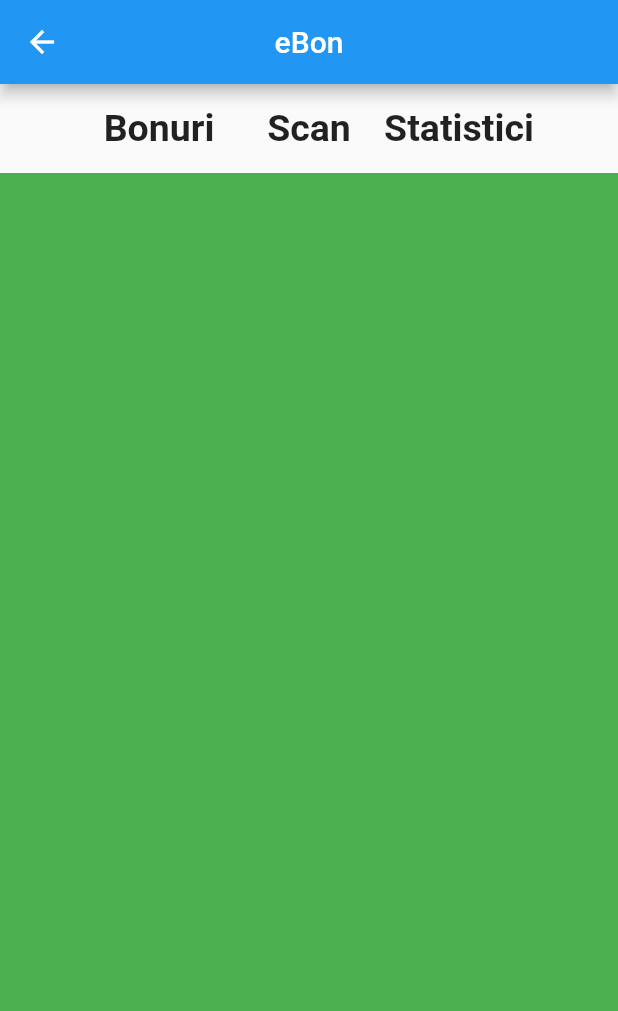
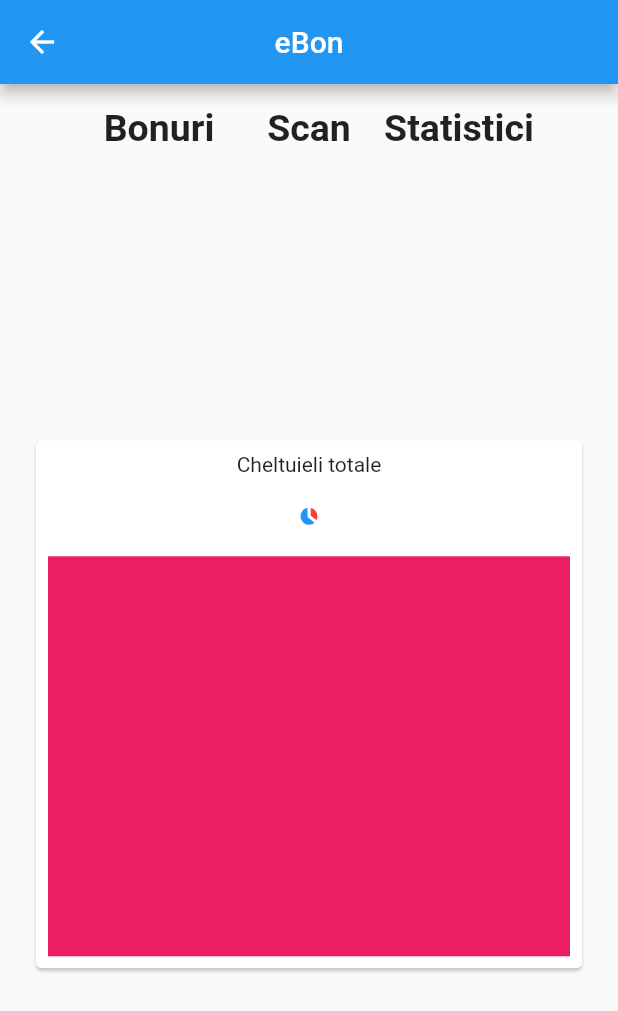
Before and after one commit to LittleGreenMen-1/eBon, a Flutter app: the HomePage screen opened directly, swiped to page 3, on a phone screen of 412 x 824 dp. Shown: the top 1011 px of the screen. Run offline on Flutter 3.47's test engine with Material 2 defaults, Android fonts, the phone set to English and light mode, and no system bars; our stand-ins replace charts_flutter, cloud_firestore, dio, firebase_auth, firebase_core, firebase_storage and 1 more; missing offline and left inert: qr_code_scanner; accounts and stored records are empty.

Commit message:
stats page

```diff
--- /dev/null
+++ b/FlutterApp/e_bon/lib/components/categories_chart.dart
@@ -0,0 +1,50 @@
+import 'package:flutter/material.dart';
+import 'package:charts_flutter/flutter.dart' as charts;
+import 'package:e_bon/services/categories_series.dart';
+
+class CategoriesChart extends StatelessWidget {
+  final List<CategoriesSeries> data;
+
+  CategoriesChart({required this.data});
+
+  @override
+  Widget build(BuildContext context) {
+    List<charts.Series<CategoriesSeries, String>> series = [
+      charts.Series(
+          id: "Subscribers",
+          data: data,
+          domainFn: (CategoriesSeries series, _) => series.categorie,
+          measureFn: (CategoriesSeries series, _) => series.totalRon,
+          colorFn: (CategoriesSeries series, _) => series.barColor
+      )
+    ];
+
+    return Container(
+      height: 400,
+      padding: EdgeInsets.all(20),
+      child: Card(
+        child: Padding(
+          padding: const EdgeInsets.all(8.0),
+          child: Column(
+            children: <Widget>[
+              Text(
+                "Cheltuieli totale",
+              ),
+              Expanded(
+                child: charts.PieChart(series, animate: true),
+              ),
+              Expanded(
+                flex: 5,
+                  child: Container(
+                    decoration: BoxDecoration(
+                      color: Colors.pink,
+                    ),
+                  )
+              ),
+            ],
+          ),
+        ),
+      ),
+    );
+  }
+}
--- a/FlutterApp/e_bon/lib/pages/stats_page.dart
+++ b/FlutterApp/e_bon/lib/pages/stats_page.dart
@@ -1,4 +1,7 @@
 import 'package:flutter/material.dart';
+import 'package:e_bon/services/categories_series.dart';
+import 'package:charts_flutter/flutter.dart' as charts;
+import '../components/categories_chart.dart';
 
 class StatsPage extends StatefulWidget {
   const StatsPage({Key? key}) : super(key: key);
@@ -8,12 +11,26 @@ class StatsPage extends StatefulWidget {
 }
 
 class _StatsPageState extends State<StatsPage> {
+
+  final List<CategoriesSeries> data = [
+    CategoriesSeries(
+      categorie: 'divertismet',
+      totalRon: 2500,
+      barColor: charts.ColorUtil.fromDartColor(Colors.red),
+    ),
+    CategoriesSeries(
+      categorie: 'electronice',
+      totalRon: 4500,
+      barColor: charts.ColorUtil.fromDartColor(Colors.blue),
+    ),
+  ];
+
   @override
   Widget build(BuildContext context) {
-    return Container(
-      decoration: BoxDecoration(
-        color: Colors.green
-      ),
+    return Center(
+        child: CategoriesChart(
+          data: data,
+        )
     );
   }
 }
--- /dev/null
+++ b/FlutterApp/e_bon/lib/services/categories_series.dart
@@ -0,0 +1,31 @@
+import 'package:flutter/material.dart';
+import 'package:charts_flutter/flutter.dart' as charts;
+
+enum Categorie {
+  sanatate,
+  divertisment,
+  transport,
+  restaurant,
+  supermarket,
+  servicii,
+  electronice
+}
+
+class CategoriesSeries {
+
+  static final _colors = {
+    Categorie.divertisment: charts.ColorUtil.fromDartColor(Colors.pink),
+    Categorie.electronice: charts.ColorUtil.fromDartColor(Colors.blueAccent),
+    Categorie.restaurant: charts.ColorUtil.fromDartColor(Colors.red),
+    Categorie.sanatate: charts.ColorUtil.fromDartColor(Colors.green),
+    Categorie.supermarket: charts.ColorUtil.fromDartColor(Colors.yellow),
+    Categorie.servicii: charts.ColorUtil.fromDartColor(Colors.deepOrange),
+    Categorie.transport: charts.ColorUtil.fromDartColor(Colors.brown)
+  };
+
+  final String categorie;
+  final int totalRon;
+  final charts.Color barColor;
+
+  CategoriesSeries({required this.categorie, required this.totalRon, required this.barColor});
+}
--- a/FlutterApp/e_bon/pubspec.yaml
+++ b/FlutterApp/e_bon/pubspec.yaml
@@ -30,17 +30,20 @@ dependencies:
   flutter:
     sdk: flutter
 
-
   # The following adds the Cupertino Icons font to your application.
   # Use with the CupertinoIcons class for iOS style icons.
   cupertino_icons: ^1.0.2
+
   firebase_core: ^1.10.2
   firebase_auth: ^3.3.0
+  firebase_storage: ^8.0.3
   cloud_firestore: ^3.1.1
+
   qr_code_scanner: ^0.6.1
   provider: ^4.3.2+2
   dio: ^4.0.4
   permission_handler: ^8.3.0
+  charts_flutter: ^0.12.0
 
 dev_dependencies:
   flutter_test:
```
Also changed, not shown: FlutterApp/e_bon/lib/main.dart (+5 -3 lines), FlutterApp/e_bon/lib/pages/scan_page.dart (+52 -4 lines), FlutterApp/e_bon/lib/pages/wrapper.dart (+20 -0 lines), FlutterApp/e_bon/lib/services/auth.dart (+2 -6 lines), FlutterApp/e_bon/pubspec.lock, 1 other file.
